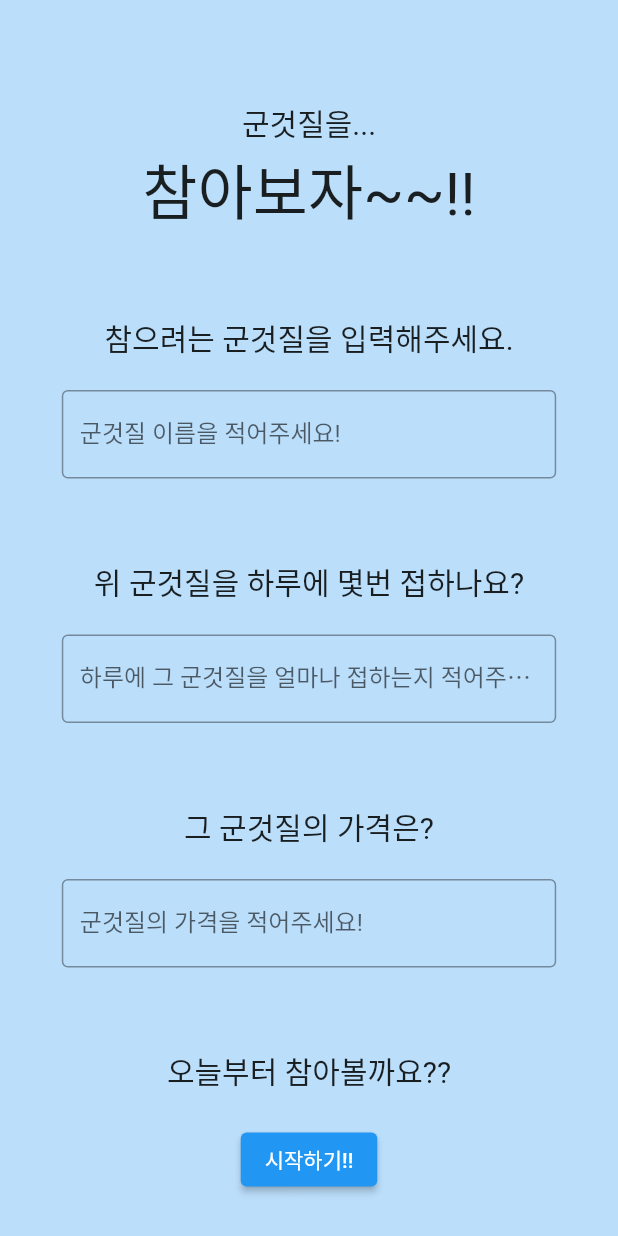
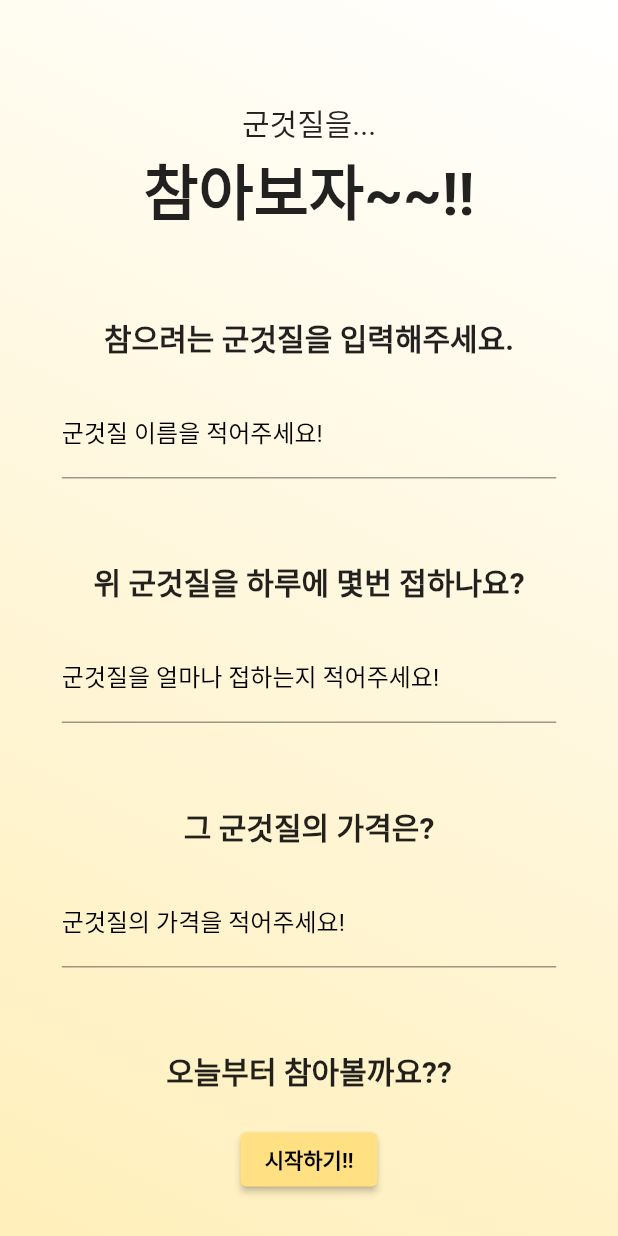
Before and after one commit to KyubinHwang/Tolerating_snack, a Flutter app: the screen it shows after launch, on a phone screen of 412 x 824 dp. Run offline on Flutter 3.47's test engine with Material 2 defaults, Android fonts, the light colour scheme and no system bars; our stand-ins replace percent_indicator; Roboto replaces fonts that are missing (NotoSansKR).

Commit message:
초기 정보 입력 화면 코드 구현

```diff
--- a/lib/start.dart
+++ b/lib/start.dart
@@ -9,16 +9,27 @@ class StartPage extends StatefulWidget {
 }
 
 class _StartPageState extends State<StartPage> {
+  late String snack = "";
+  late String snackTimes = "";
+  late String snackPrice = "";
+  late DateTime startDay = DateTime.now();
+
   @override
   Widget build(BuildContext context) {
     return Scaffold(
-        backgroundColor: Colors.blue[100],
         body: Center(
+            child: Container(
+      width: MediaQuery.of(context).size.width,
+      decoration: const BoxDecoration(
+          gradient: LinearGradient(
+              begin: Alignment.bottomLeft,
+              end: Alignment.topRight,
+              colors: [Color(0Xffffefba), Color(0Xffffffff)])),
       child: Column(
         mainAxisAlignment: MainAxisAlignment.spaceAround,
         crossAxisAlignment: CrossAxisAlignment.center,
         children: [
-              Column(children: [
+          Column(children: const [
             Padding(padding: EdgeInsets.all(20)),
             Text(
               "군것질을...",
@@ -30,6 +41,7 @@ class _StartPageState extends State<StartPage> {
               "참아보자~~!!",
               style: TextStyle(
                 fontSize: 40,
+                fontWeight: FontWeight.bold,
               ),
             ),
           ]),
@@ -39,16 +51,23 @@ class _StartPageState extends State<StartPage> {
                 "참으려는 군것질을 입력해주세요.",
                 style: TextStyle(
                   fontSize: 20,
+                  fontWeight: FontWeight.bold,
                 ),
               ),
-                  Padding(padding: EdgeInsets.all(10)),
+              const Padding(padding: EdgeInsets.all(10)),
               SizedBox(
                 width: MediaQuery.of(context).size.width * 0.8,
                 child: TextFormField(
+                  onChanged: (value) {
+                    snack = value;
+                  },
                   decoration: const InputDecoration(
-                        border: OutlineInputBorder(),
+                      focusedBorder: OutlineInputBorder(
+                        borderSide: BorderSide(color: Colors.amber, width: 2.0),
+                      ),
                       labelText: '군것질 이름을 적어주세요!',
-                      ),
+                      labelStyle: TextStyle(color: Colors.black)),
+                  cursorColor: Colors.amber,
                 ),
               )
             ],
@@ -59,16 +78,23 @@ class _StartPageState extends State<StartPage> {
                 "위 군것질을 하루에 몇번 접하나요?",
                 style: TextStyle(
                   fontSize: 20,
+                  fontWeight: FontWeight.bold,
                 ),
               ),
-                  Padding(padding: EdgeInsets.all(10)),
+              const Padding(padding: EdgeInsets.all(10)),
               SizedBox(
                 width: MediaQuery.of(context).size.width * 0.8,
                 child: TextFormField(
+                  onChanged: (value) {
+                    snackTimes = value;
+                  },
                   decoration: const InputDecoration(
-                        border: OutlineInputBorder(),
-                        labelText: '하루에 그 군것질을 얼마나 접하는지 적어주세요!',
+                      focusedBorder: OutlineInputBorder(
+                        borderSide: BorderSide(color: Colors.amber, width: 2.0),
                       ),
+                      labelText: '군것질을 얼마나 접하는지 적어주세요!',
+                      labelStyle: TextStyle(color: Colors.black)),
+                  cursorColor: Colors.amber,
                 ),
               )
             ],
@@ -79,42 +105,77 @@ class _StartPageState extends State<StartPage> {
                 "그 군것질의 가격은?",
                 style: TextStyle(
                   fontSize: 20,
+                  fontWeight: FontWeight.bold,
                 ),
               ),
-                  Padding(padding: EdgeInsets.all(10)),
+              const Padding(padding: EdgeInsets.all(10)),
               SizedBox(
                 width: MediaQuery.of(context).size.width * 0.8,
                 child: TextFormField(
+                  onChanged: (value) {
+                    snackPrice = value;
+                  },
                   decoration: const InputDecoration(
-                        border: OutlineInputBorder(),
+                      focusedBorder: OutlineInputBorder(
+                        borderSide: BorderSide(color: Colors.amber, width: 2.0),
+                      ),
                       labelText: '군것질의 가격을 적어주세요!',
-                      ),
+                      labelStyle: TextStyle(color: Colors.black)),
+                  cursorColor: Colors.amber,
                 ),
               )
             ],
           ),
           Column(
             children: [
-                  Text(
+              const Text(
                 "오늘부터 참아볼까요??",
                 style: TextStyle(
                   fontSize: 20,
+                  fontWeight: FontWeight.bold,
                 ),
               ),
-                  Padding(padding: EdgeInsets.all(10)),
+              const Padding(padding: EdgeInsets.all(10)),
               ElevatedButton(
+                  style: ElevatedButton.styleFrom(
+                    primary: Colors.amber[200],
+                  ),
                   onPressed: () {
-                        Navigator.push(
+                    (snack == "" || snackTimes == "" || snackPrice == "")
+                        ? showDialog<String>(
+                            context: context,
+                            builder: (BuildContext context) => AlertDialog(
+                                  content: const Text('빈 칸을 채워주시고 시작해주세요!! ❌'),
+                                  actions: <Widget>[
+                                    OutlinedButton(
+                                      onPressed: () => Navigator.pop(context),
+                                      child: const Text('네!!'),
+                                    ),
+                                  ],
+                                ))
+                        : Navigator.pushAndRemoveUntil(
                             context,
                             MaterialPageRoute(
-                              builder: (context) => PatiencePage()),
+                                builder: (context) => PatiencePage(
+                                      snack: snack,
+                                      snackTimes: snackTimes,
+                                      snackPrices: snackPrice,
+                                      startDay: startDay,
+                                    )),
+                            (Route<dynamic> route) => false,
                           );
                   },
-                      child: Text("시작하기!!"))
+                  child: const Text(
+                    "시작하기!!",
+                    style: TextStyle(
+                      color: Colors.black,
+                      fontWeight: FontWeight.bold,
+                    ),
+                  ))
             ],
           ),
         ],
       ),
-        ));
+    )));
   }
 }
```
Lines whose indentation alone changed are shown as unchanged.
